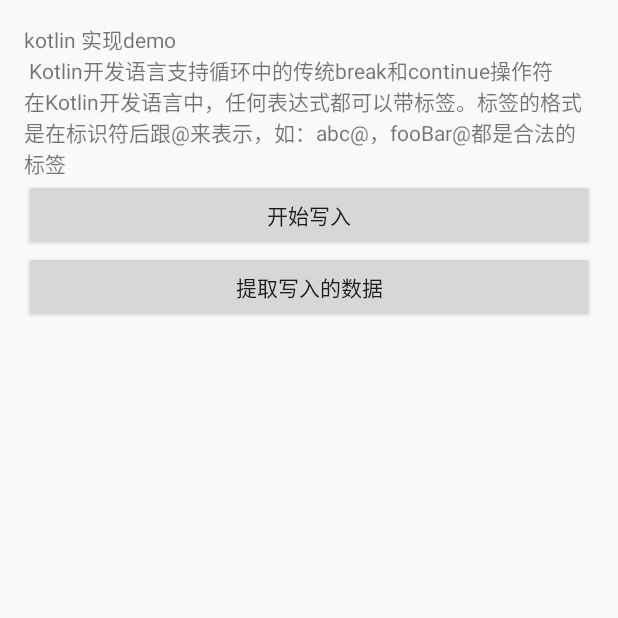
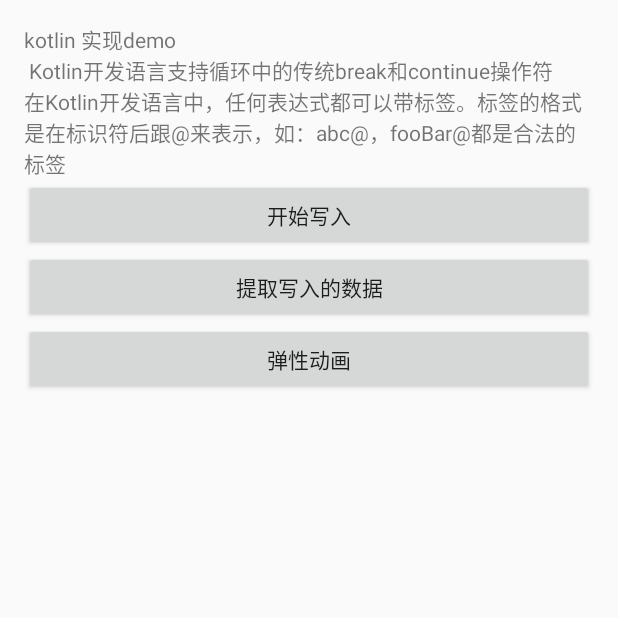
Before and after one commit to xieenqi/KotlinLearn, an Android app: the screen it shows after launch (MainActivity), on a phone screen of 412 x 824 dp, the top half of it. Run offline under Robolectric (Android 15) with nearby library versions, the phone set to English and light mode, and no system bars; libraries missing offline, so code that uses them is left out: com.facebook.stetho; plain views replace WaveLoadingView; 2 statements that could not run were skipped.

Commit message:
弹性动画学习

```diff
--- a/app/src/main/java/com/mykotlin/MainActivity.java
+++ b/app/src/main/java/com/mykotlin/MainActivity.java
@@ -1,6 +1,7 @@
 package com.mykotlin;
 
 import android.app.Activity;
+import android.content.Intent;
 import android.content.res.Configuration;
 import android.os.Bundle;
 import android.util.Log;
@@ -26,10 +27,11 @@
 import static android.R.attr.configChanges;
 import static com.facebook.stetho.inspector.protocol.module.Console.MessageSource.NETWORK;
 
-public class MainActivity extends Activity {
+public class MainActivity extends Activity implements View.OnClickListener {
     private QuickKV quickKv;
     private int index = 100000;
     private long startTime1, endTime1, startTime2, endTime2;
+    private Button bt03;
 
     @Override
     protected void onCreate(Bundle savedInstanceState) {
@@ -84,11 +86,12 @@
                 Log.d("tag", "数据库路径: " + quickKv.getStorageManager().getWorkspace().getParent());
             }
         });
-        findViewById(android.R.id.content).setSystemUiVisibility(
-                View.SYSTEM_UI_FLAG_LAYOUT_STABLE
-                        | View.SYSTEM_UI_FLAG_LAYOUT_FULLSCREEN
-                        | View.SYSTEM_UI_FLAG_LAYOUT_HIDE_NAVIGATION);
-
+//        findViewById(android.R.id.content).setSystemUiVisibility(
+//                View.SYSTEM_UI_FLAG_LAYOUT_STABLE
+//                        | View.SYSTEM_UI_FLAG_LAYOUT_FULLSCREEN
+//                        | View.SYSTEM_UI_FLAG_LAYOUT_HIDE_NAVIGATION);
+        bt03 = (Button) findViewById(R.id.bt03);
+        bt03.setOnClickListener(this);
     }
 
     //网络拦截
@@ -152,4 +155,12 @@
         Log.d("log", "onDestroy()");
     }
 
+    @Override
+    public void onClick(View v) {
+        switch (v.getId()) {
+            case R.id.bt03:
+                startActivity(new Intent(MainActivity.this, SpringAnimationActivity.class));
+                break;
+        }
+    }
 }
--- a/app/src/main/res/layout/activity_main.xml
+++ b/app/src/main/res/layout/activity_main.xml
@@ -46,4 +46,10 @@
         android:layout_width="match_parent"
         android:layout_height="wrap_content"
         android:text="提取写入的数据" />
+
+    <Button
+        android:id="@+id/bt03"
+        android:layout_width="match_parent"
+        android:layout_height="wrap_content"
+        android:text="弹性动画" />
 </LinearLayout>
```
Also changed, not shown: app/src/main/AndroidManifest.xml (+6 -5 lines), app/src/main/java/com/mykotlin/SpringAnimationActivity.kt (added, +32 -0 lines), app/src/main/res/layout/activity_spring_animation.xml (added, +26 -0 lines).
